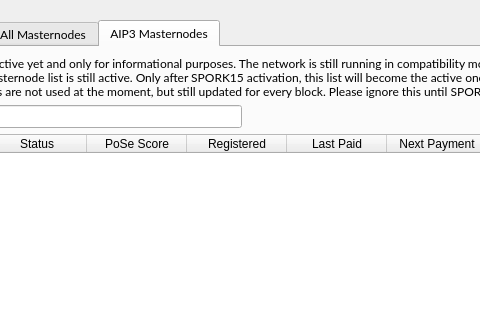
Qt form src/qt/forms/masternodelist.ui (CryptoCentric/absolute) before a commit; both pictures show x 125 to 605 and y 0 to 320 of the 762 by 457 pixel window.
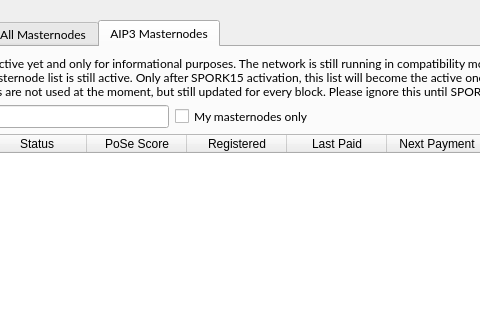
The same form after that commit. The open tabs and pages were chosen to show the change.

Commit message: Add checkbox to show only masternodes the wallet has keys for

Diff of the .ui file:
```diff
--- a/src/qt/forms/masternodelist.ui
+++ b/src/qt/forms/masternodelist.ui
@@ -361,6 +361,16 @@
              </property>
             </widget>
            </item>
+           <item>
+            <widget class="QCheckBox" name="checkBoxMyMasternodesOnly">
+             <property name="toolTip">
+              <string>Show only masternodes this wallet has keys for.</string>
+             </property>
+             <property name="text">
+              <string>My masternodes only</string>
+             </property>
+            </widget>
+           </item>
            <item>
             <spacer name="horizontalSpacer_4">
              <property name="orientation">
```
The commit also changes 2 other files.
